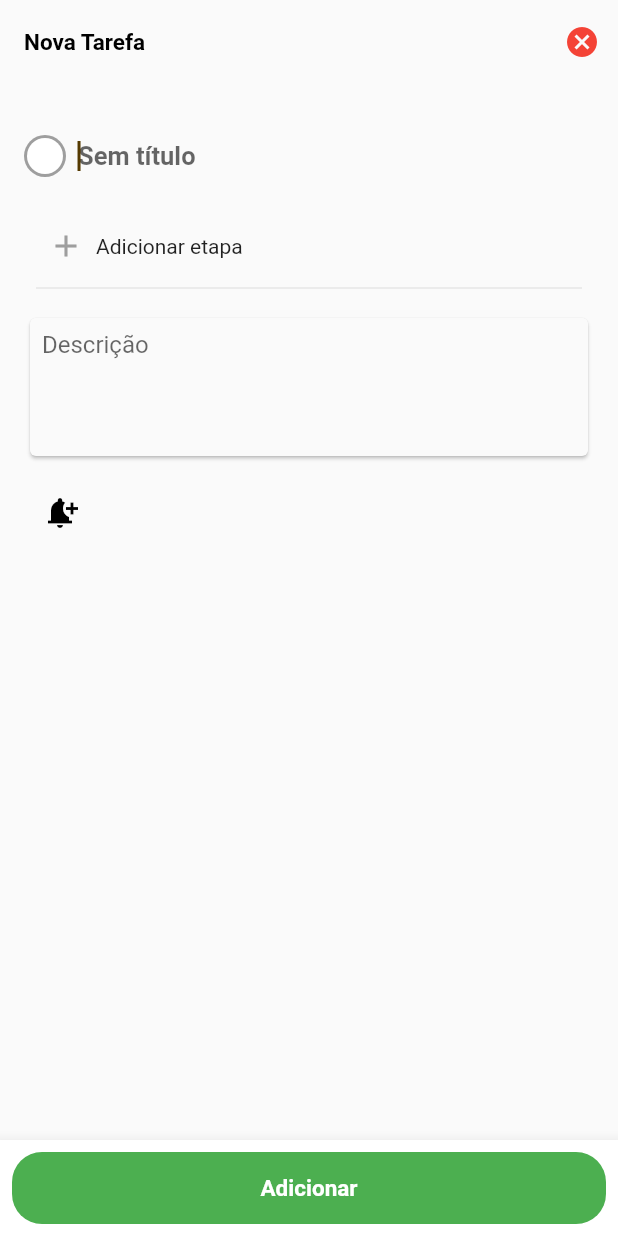
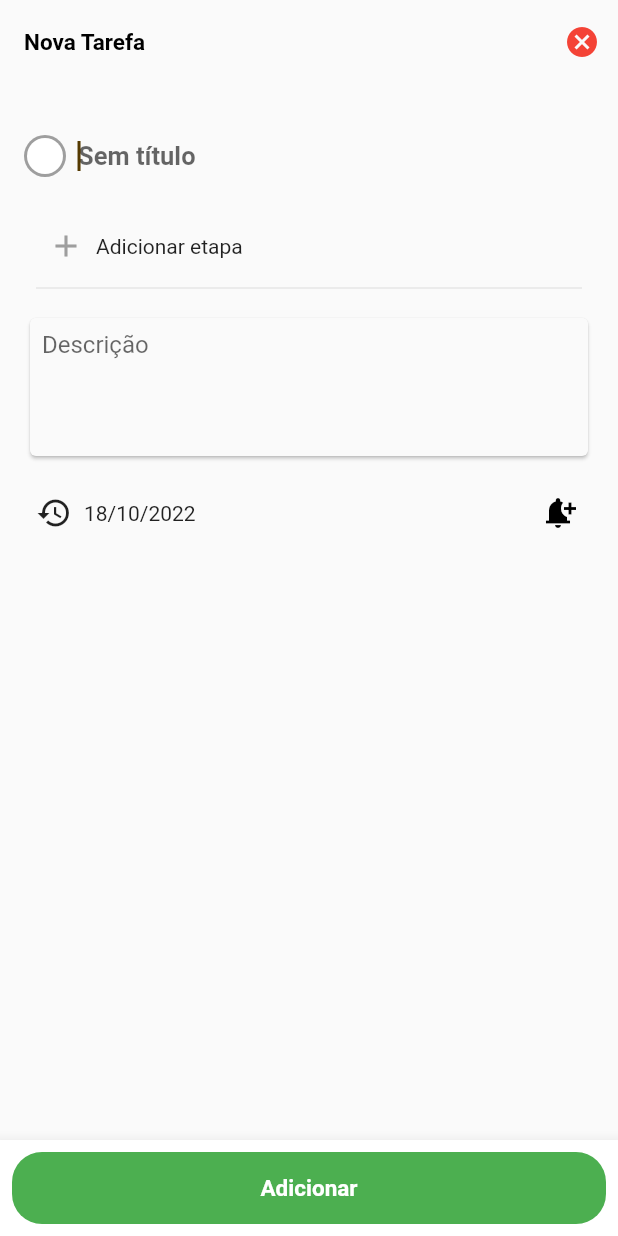
Before and after one commit to diegodanielsantana00/vexa_todo, a Flutter app: the AddTaskScreen screen opened directly, on a phone screen of 412 x 824 dp. Run offline on Flutter 3.47's test engine with Material 2 defaults, Android fonts, the light colour scheme and no system bars; our stand-ins replace flutter_datetime_picker, sqflite; accounts and stored records are empty.

Commit message:
17-10-2022 --> Commit Home Screen Config (Date)

```diff
--- a/lib/Screens/Home/Models/Task.dart
+++ b/lib/Screens/Home/Models/Task.dart
@@ -11,8 +11,8 @@ class Task {
   String? title;
   String? color;
   int? priority;
-  DateTime? date_create;
-  DateTime? date_programmed;
+  String? date_create;
+  String? date_programmed;
   String? notifications;
   List<TypeTask>? types;
 
--- a/lib/Screens/Home/Views/add_task_screen.dart
+++ b/lib/Screens/Home/Views/add_task_screen.dart
@@ -1,4 +1,4 @@
-// ignore_for_file: prefer_const_constructors, prefer_const_literals_to_create_immutables
+// ignore_for_file: prefer_const_constructors, prefer_const_literals_to_create_immutables, use_build_context_synchronously
 
 import 'package:flutter/material.dart';
 import 'package:vexa_todo/Common/Navigator.dart';
@@ -55,7 +55,13 @@ class _AddTaskScreenState extends State<AddTaskScreen> {
               SizedBox(
                 height: 10,
               ),
-              widgetsScreen.DateTimeTextField(context),
+              Row(
+                mainAxisAlignment: MainAxisAlignment.spaceBetween,
+                children: [
+                  widgetsScreen.DateTimeProTextField(context),
+                  widgetsScreen.DateTimeTextField(context),
+                ],
+              )
             ],
           ),
         ),
@@ -79,15 +85,14 @@ class _AddTaskScreenState extends State<AddTaskScreen> {
                           title: titleEditingController.text,
                           text: descriptionEditingController.text,
                           color: widgetsScreen.colorString,
+                          date_create: DateTime.now().toIso8601String(),
+                          date_programmed: widgetsScreen.selectNotificationPro.toIso8601String(),
                           notifications: widgetsScreen.selectNotification.toIso8601String()));
                   for (var element in listType) {
                     element.id_task = id_task;
                     element.check_task = "N";
                     DatabaseHelper().insertDatabase("task_type", element);
                   }
-                  //DatabaseHelper().getTask();
-                  //DatabaseHelper().getTaskType();
-
                   Navigator.pop(context, true);
                 },
                 child: Text("Adicionar", style: TextStyle(fontSize: 15, fontWeight: FontWeight.w700, color: Colors.white))),
--- a/lib/Screens/Home/Widget/AddTaskScreenWidgets.dart
+++ b/lib/Screens/Home/Widget/AddTaskScreenWidgets.dart
@@ -2,6 +2,7 @@
 
 import 'package:flutter/material.dart';
 import 'package:flutter_datetime_picker/flutter_datetime_picker.dart';
+import 'package:intl/intl.dart';
 import 'package:vexa_todo/Screens/Home/Models/Type.dart';
 
 bool selectColor = false;
@@ -11,8 +12,9 @@ Color selectColorOption = Colors.white;
 class AddTaskWidget {
   String colorString = Colors.white.toString();
   DateTime selectNotification = DateTime.now();
+  DateTime selectNotificationPro = DateTime.now();
+  final DateFormat formatter = DateFormat('dd/MM/yyyy');
   bool boolSelectNotification = false;
-  // AddTaskWidget({this.colorString});
 
   Widget PhasesWidgets(BuildContext context, List<TypeTask> listType) {
     return Padding(
@@ -157,8 +159,39 @@ class AddTaskWidget {
                 (context as Element).reassemble();
               }, currentTime: selectNotification, locale: LocaleType.pt);
             },
-            icon: Icon(Icons.notification_add, color: boolSelectNotification ? Colors.green[800] : Colors.black,))
+            icon: Icon(
+              Icons.notification_add,
+              color: boolSelectNotification ? Colors.green[800] : Colors.black,
+            ))
       ],
+    );
+  }
+
+  Widget DateTimeProTextField(BuildContext context) {
+    return GestureDetector(
+      onTap: () {
+        DatePicker.showDateTimePicker(context,
+            showTitleActions: true,
+            minTime: DateTime.now().add(Duration(days: 1)),
+            maxTime: DateTime.now().add(Duration(days: 6000)),
+            theme: DatePickerTheme(
+                headerColor: Colors.white,
+                backgroundColor: Colors.white,
+                itemStyle: TextStyle(color: Colors.black, fontSize: 18),
+                doneStyle: TextStyle(color: Colors.green, fontSize: 16)), onConfirm: (date) {
+          selectNotificationPro = date;
+          (context as Element).reassemble();
+        }, currentTime: selectNotificationPro, locale: LocaleType.pt);
+      },
+      child: Container(
+        color: Colors.transparent,
+        child: Row(
+          children: [Padding(
+            padding: const EdgeInsets.all(8.0),
+            child: Icon(Icons.restore_outlined),
+          ), Text(formatter.format(selectNotificationPro))],
+        ),
+      ),
     );
   }
 
--- a/pubspec.yaml
+++ b/pubspec.yaml
@@ -37,6 +37,7 @@ dependencies:
   sqflite: ^2.0.3+1
   path_provider: ^2.0.11
   flutter_datetime_picker: ^1.5.1
+  intl: ^0.17.0
 
 dev_dependencies:
   flutter_test:
```
Also changed, not shown: lib/Screens/Home/Controller/HomeController.dart (+10 -1 lines), lib/Screens/Home/Widget/HomeScreenWidgets.dart (+21 -18 lines), pubspec.lock.
